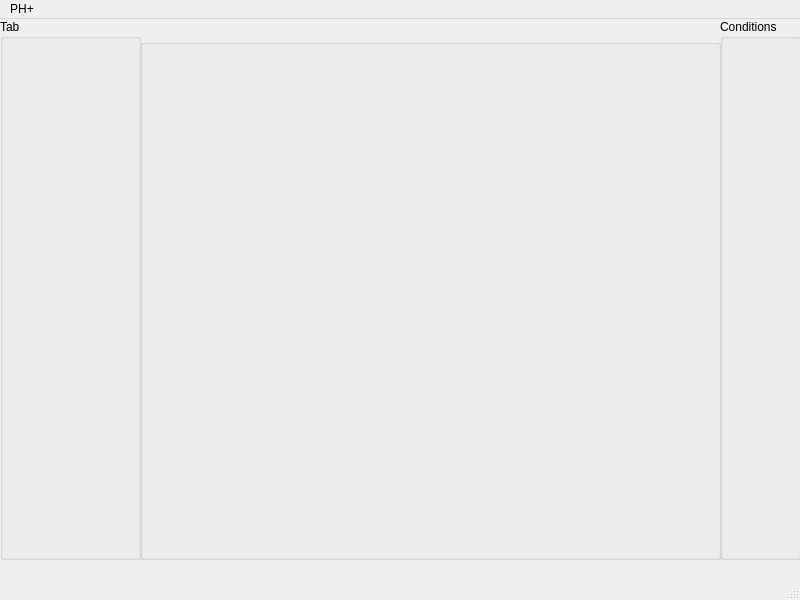
First picture: the form in PlantHealthPlus/mainwindow.ui, repository JeffreyHansen/Plant-Health-Plus, before the edit.
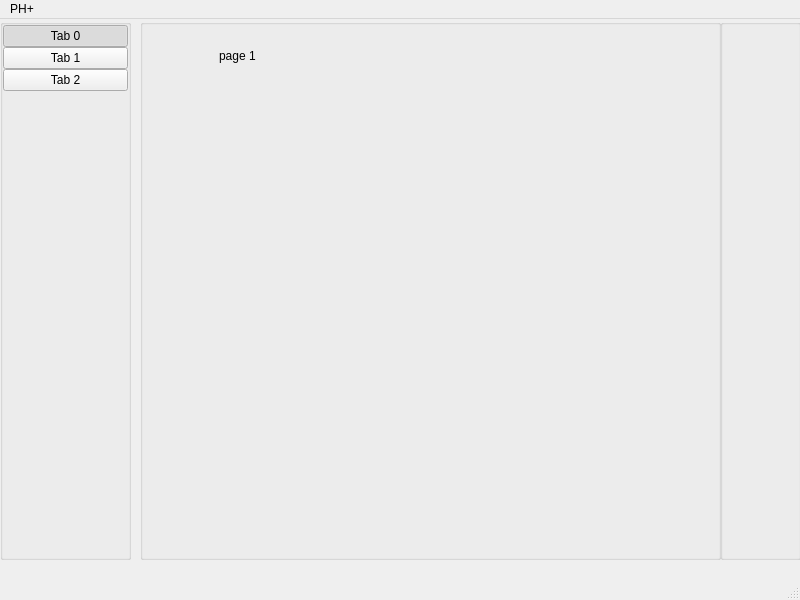
Second picture: the form after the edit.

Commit message: Tab bar

```diff
--- a/PlantHealthPlus/mainwindow.ui
+++ b/PlantHealthPlus/mainwindow.ui
@@ -19,26 +19,162 @@
      <rect>
       <x>0</x>
       <y>0</y>
-      <width>141</width>
+      <width>131</width>
       <height>541</height>
      </rect>
     </property>
+    <property name="minimumSize">
+     <size>
+      <width>131</width>
+      <height>541</height>
+     </size>
+    </property>
     <property name="title">
-     <string>Tab</string>
+     <string/>
     </property>
+    <property name="alignment">
+     <set>Qt::AlignmentFlag::AlignLeading|Qt::AlignmentFlag::AlignLeft|Qt::AlignmentFlag::AlignTop</set>
+    </property>
+    <layout class="QVBoxLayout" name="verticalLayout">
+     <property name="spacing">
+      <number>0</number>
+     </property>
+     <property name="leftMargin">
+      <number>0</number>
+     </property>
+     <property name="topMargin">
+      <number>0</number>
+     </property>
+     <property name="rightMargin">
+      <number>0</number>
+     </property>
+     <property name="bottomMargin">
+      <number>0</number>
+     </property>
+     <item>
+      <widget class="QPushButton" name="tab1">
+       <property name="text">
+        <string>Tab 0</string>
+       </property>
+       <property name="checkable">
+        <bool>true</bool>
+       </property>
+       <property name="checked">
+        <bool>true</bool>
+       </property>
+       <attribute name="buttonGroup">
+        <string notr="true">buttonGroup</string>
+       </attribute>
+      </widget>
+     </item>
+     <item>
+      <widget class="QPushButton" name="tab2">
+       <property name="text">
+        <string>Tab 1</string>
+       </property>
+       <property name="checkable">
+        <bool>true</bool>
+       </property>
+       <attribute name="buttonGroup">
+        <string notr="true">buttonGroup</string>
+       </attribute>
+      </widget>
+     </item>
+     <item>
+      <widget class="QPushButton" name="tab3">
+       <property name="text">
+        <string>Tab 2</string>
+       </property>
+       <property name="checkable">
+        <bool>true</bool>
+       </property>
+       <attribute name="buttonGroup">
+        <string notr="true">buttonGroup</string>
+       </attribute>
+      </widget>
+     </item>
+     <item>
+      <spacer name="verticalSpacer">
+       <property name="orientation">
+        <enum>Qt::Orientation::Vertical</enum>
+       </property>
+       <property name="sizeHint" stdset="0">
+        <size>
+         <width>20</width>
+         <height>40</height>
+        </size>
+       </property>
+      </spacer>
+     </item>
+    </layout>
    </widget>
    <widget class="QGroupBox" name="groupBox_2">
     <property name="geometry">
      <rect>
       <x>140</x>
-      <y>20</y>
+      <y>0</y>
       <width>581</width>
-      <height>521</height>
+      <height>541</height>
      </rect>
     </property>
     <property name="title">
      <string/>
     </property>
+    <widget class="QStackedWidget" name="stackedWidget">
+     <property name="geometry">
+      <rect>
+       <x>-1</x>
+       <y>-1</y>
+       <width>591</width>
+       <height>541</height>
+      </rect>
+     </property>
+     <widget class="QWidget" name="page">
+      <widget class="QLabel" name="label">
+       <property name="geometry">
+        <rect>
+         <x>80</x>
+         <y>30</y>
+         <width>58</width>
+         <height>16</height>
+        </rect>
+       </property>
+       <property name="text">
+        <string>page 1</string>
+       </property>
+      </widget>
+     </widget>
+     <widget class="QWidget" name="page_2">
+      <widget class="QLabel" name="label_3">
+       <property name="geometry">
+        <rect>
+         <x>160</x>
+         <y>130</y>
+         <width>58</width>
+         <height>16</height>
+        </rect>
+       </property>
+       <property name="text">
+        <string>Page 2</string>
+       </property>
+      </widget>
+     </widget>
+     <widget class="QWidget" name="page_3">
+      <widget class="QLabel" name="label_2">
+       <property name="geometry">
+        <rect>
+         <x>100</x>
+         <y>110</y>
+         <width>58</width>
+         <height>16</height>
+        </rect>
+       </property>
+       <property name="text">
+        <string>page 3</string>
+       </property>
+      </widget>
+     </widget>
+    </widget>
    </widget>
    <widget class="QGroupBox" name="groupBox_3">
     <property name="geometry">
@@ -50,7 +186,7 @@
      </rect>
     </property>
     <property name="title">
-     <string>Conditions</string>
+     <string/>
     </property>
    </widget>
   </widget>
```
Left out of the diff: 9 changed lines with no effect on the pictures. The commit also changes 2 other files.
